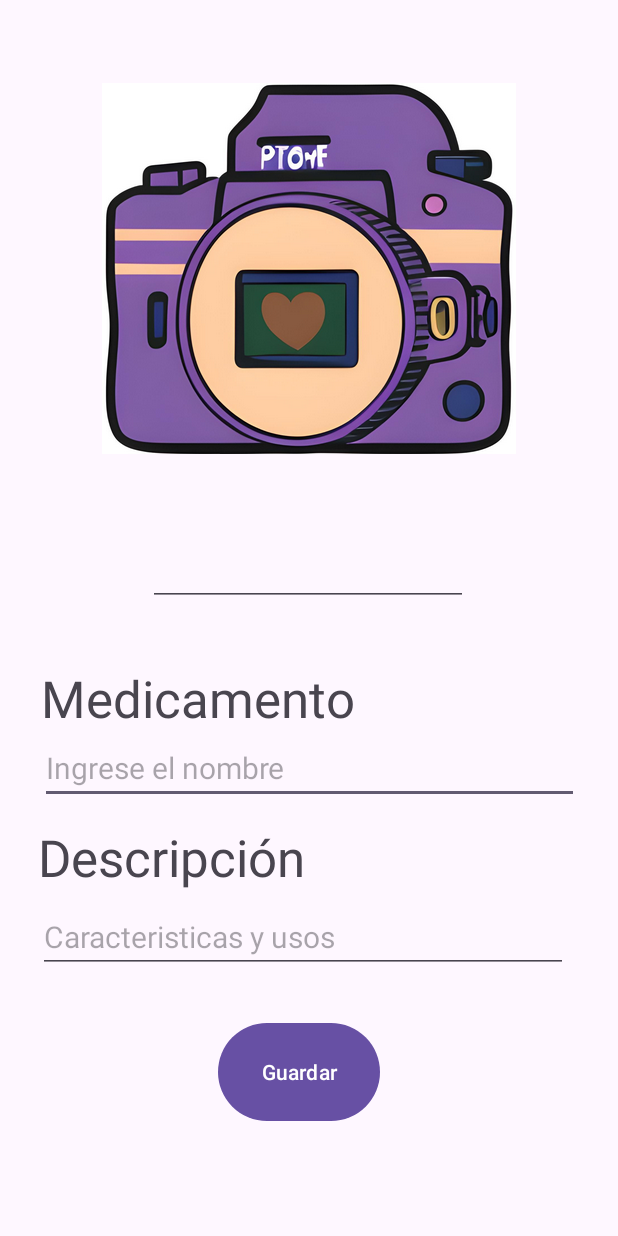
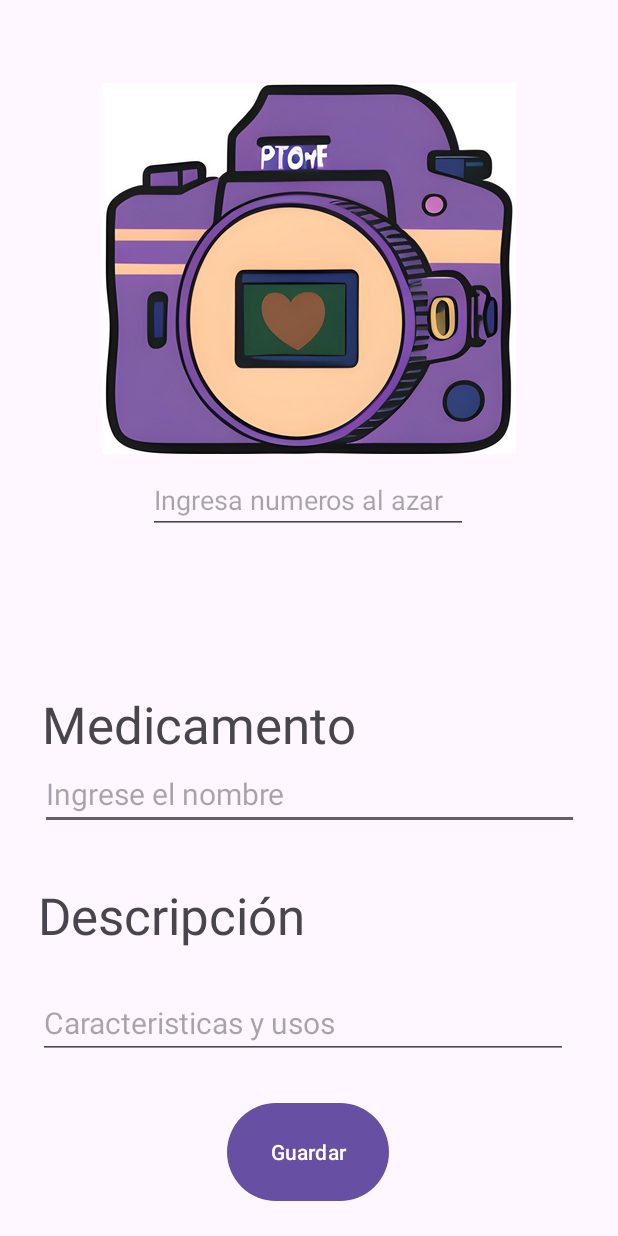
Before and after one commit to SaraMartinez07/PastillasYBienestar, an Android app: the Agregar screen opened directly, with no data from a screen before it, on a phone screen of 412 x 824 dp. Run offline under Robolectric (Android 15) with nearby library versions, the phone set to English and light mode, and no system bars; our stand-ins replace Room's generated code.

Commit message:
Creo que ya FUNCIONA, Vista

```diff
--- a/app/src/main/res/layout/activity_agregar.xml
+++ b/app/src/main/res/layout/activity_agregar.xml
@@ -29,9 +29,10 @@
         android:textSize="34sp"
         app:layout_constraintBottom_toBottomOf="parent"
         app:layout_constraintEnd_toEndOf="parent"
+        app:layout_constraintHorizontal_bias="0.518"
         app:layout_constraintStart_toStartOf="parent"
         app:layout_constraintTop_toBottomOf="@+id/edID"
-        app:layout_constraintVertical_bias="0.355" />
+        app:layout_constraintVertical_bias="0.664" />
 
     <Button
         android:id="@+id/btnGuardar"
@@ -41,10 +42,10 @@
         android:text="Guardar"
         app:layout_constraintBottom_toBottomOf="parent"
         app:layout_constraintEnd_toEndOf="parent"
-        app:layout_constraintHorizontal_bias="0.478"
+        app:layout_constraintHorizontal_bias="0.498"
         app:layout_constraintStart_toStartOf="parent"
         app:layout_constraintTop_toBottomOf="@+id/infMedicamento"
-        app:layout_constraintVertical_bias="0.29" />
+        app:layout_constraintVertical_bias="0.566" />
 
     <TextView
         android:id="@+id/textView4"
@@ -57,7 +58,7 @@
         app:layout_constraintHorizontal_bias="0.403"
         app:layout_constraintStart_toStartOf="parent"
         app:layout_constraintTop_toBottomOf="@+id/nomMedicamento"
-        app:layout_constraintVertical_bias="0.053" />
+        app:layout_constraintVertical_bias="0.156" />
 
     <EditText
         android:id="@+id/nomMedicamento"
@@ -86,14 +87,15 @@
         app:layout_constraintHorizontal_bias="0.431"
         app:layout_constraintStart_toStartOf="parent"
         app:layout_constraintTop_toBottomOf="@+id/textView4"
-        app:layout_constraintVertical_bias="0.0" />
+        app:layout_constraintVertical_bias="0.135" />
 
     <EditText
         android:id="@+id/edID"
         android:layout_width="wrap_content"
         android:layout_height="wrap_content"
-        android:layout_marginTop="56dp"
+        android:layout_marginTop="8dp"
         android:ems="10"
+        android:hint="Ingresa numeros al azar"
         android:inputType="text"
         app:layout_constraintEnd_toEndOf="parent"
         app:layout_constraintHorizontal_bias="0.497"
```
